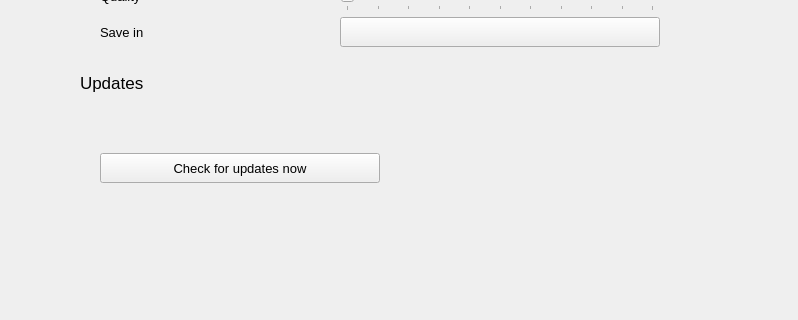
The window that settingswidget.ui (savoirfairelinux/jami-client-windows) describes before a commit, drawn with Qt 5; both pictures show x 348 to 1146 and y 355 to 675 of the 1146 by 883 pixel window.
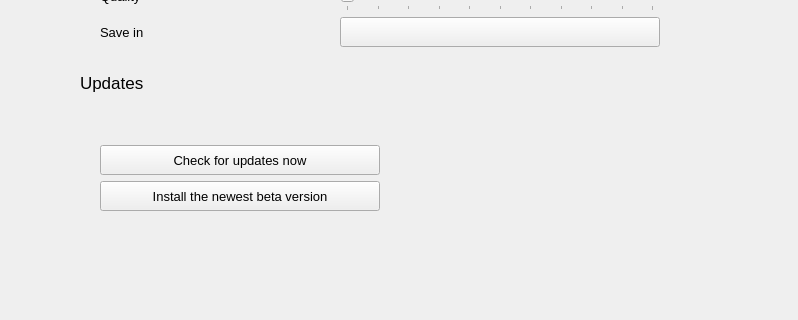
The same window after the commit. The open tabs and pages were chosen to show the change. Icons and pictures are not drawn. Custom widgets are drawn as their Qt base class.

Commit message:
beta: add differentiation between release version and beta version
- update mechanism also changes

Patch:
```diff
--- a/settingswidget.ui
+++ b/settingswidget.ui
@@ -715,7 +715,7 @@
                               </font>
                              </property>
                              <property name="icon">
-                              <iconset>
+                              <iconset resource="ressources.qrc">
                                <normaloff>:/images/icons/round-folder-24px.svg</normaloff>:/images/icons/round-folder-24px.svg</iconset>
                              </property>
                              <property name="iconSize">
@@ -1060,7 +1060,7 @@
                               <string/>
                              </property>
                              <property name="icon">
-                              <iconset>
+                              <iconset resource="ressources.qrc">
                                <normaloff>:/images/icons/round-folder-24px.svg</normaloff>:/images/icons/round-folder-24px.svg</iconset>
                              </property>
                              <property name="iconSize">
@@ -1124,10 +1124,7 @@
                         </spacer>
                        </item>
                        <item>
-                        <layout class="QVBoxLayout" name="verticalLayout_16">
-                         <property name="spacing">
-                          <number>14</number>
-                         </property>
+                        <layout class="QGridLayout" name="gridLayout">
                          <property name="leftMargin">
                           <number>20</number>
                          </property>
@@ -1137,7 +1134,7 @@
                          <property name="bottomMargin">
                           <number>0</number>
                          </property>
-                         <item>
+                         <item row="1" column="0">
                           <layout class="QHBoxLayout" name="horizontalLayout_6">
                            <property name="spacing">
                             <number>12</number>
@@ -1183,7 +1180,7 @@
                            </item>
                           </layout>
                          </item>
-                         <item>
+                         <item row="2" column="0">
                           <layout class="QHBoxLayout" name="horizontalLayout_17">
                            <property name="topMargin">
                             <number>0</number>
@@ -1214,7 +1211,7 @@
                               </font>
                              </property>
                              <property name="toolTip">
-                              <string>Check for updates now button</string>
+                              <string>Check for updates now</string>
                              </property>
                              <property name="text">
                               <string>Check for updates now</string>
@@ -1229,7 +1226,57 @@
                              <property name="sizeHint" stdset="0">
                               <size>
                                <width>40</width>
-                               <height>20</height>
+                               <height>0</height>
+                              </size>
+                             </property>
+                            </spacer>
+                           </item>
+                          </layout>
+                         </item>
+                         <item row="3" column="0">
+                          <layout class="QHBoxLayout" name="horizontalLayout_27">
+                           <item>
+                            <widget class="QPushButton" name="installBetaButton">
+                             <property name="sizePolicy">
+                              <sizepolicy hsizetype="MinimumExpanding" vsizetype="Preferred">
+                               <horstretch>0</horstretch>
+                               <verstretch>0</verstretch>
+                              </sizepolicy>
+                             </property>
+                             <property name="minimumSize">
+                              <size>
+                               <width>0</width>
+                               <height>30</height>
+                              </size>
+                             </property>
+                             <property name="maximumSize">
+                              <size>
+                               <width>16777215</width>
+                               <height>30</height>
+                              </size>
+                             </property>
+                             <property name="font">
+                              <font>
+                               <pointsize>10</pointsize>
+                              </font>
+                             </property>
+                             <property name="toolTip">
+                              <string>Install the newest beta version</string>
+                             </property>
+                             <property name="text">
+                              <string>Install the newest beta version</string>
+                             </property>
+                            </widget>
+                           </item>
+                           <item>
+                            <spacer name="horizontalSpacer_32">
+                             <property name="orientation">
+                              <enum>Qt::Horizontal</enum>
+                             </property>
+                             <property name="sizeHint" stdset="0">
+                              <size>
+                               <width>40</width>
+                               <height>0</height>
                               </size>
                              </property>
                             </spacer>
@@ -1416,7 +1463,7 @@
                  <rect>
                   <x>0</x>
                   <y>0</y>
-                  <width>706</width>
+                  <width>745</width>
                   <height>1398</height>
                  </rect>
                 </property>
@@ -2739,7 +2786,7 @@
                  <rect>
                   <x>0</x>
                   <y>0</y>
-                  <width>683</width>
+                  <width>745</width>
                   <height>874</height>
                  </rect>
                 </property>
```
The commit also changes 11 other files.
